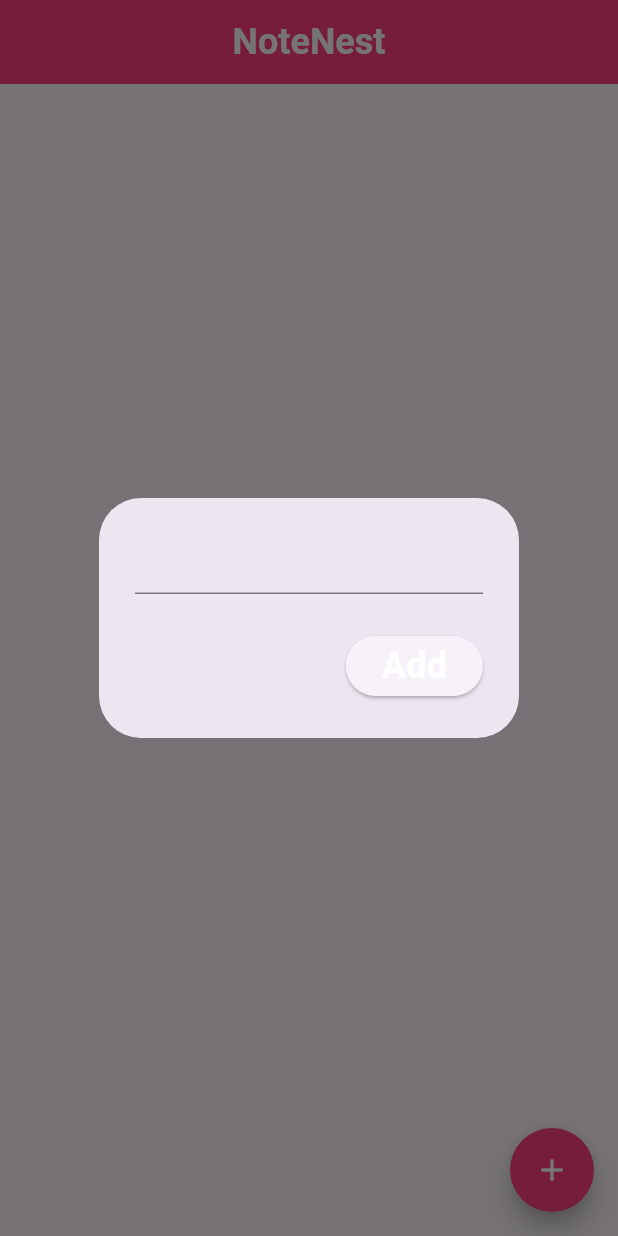
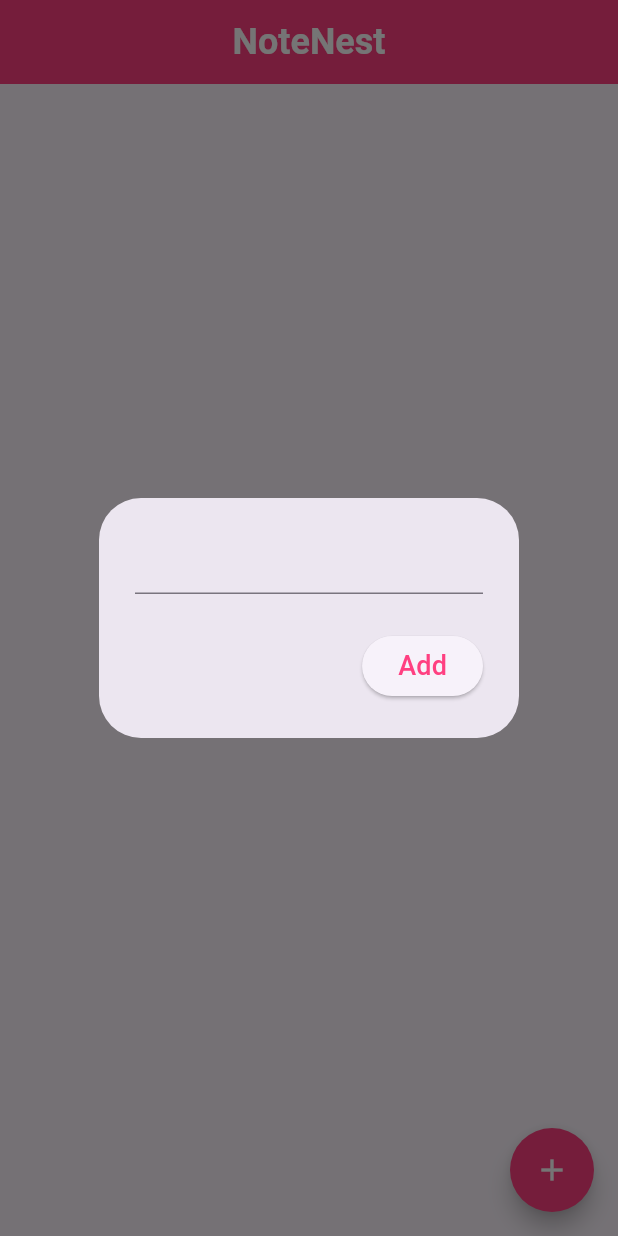
Before and after one commit to rahull0328/Flutter-CRUD, a Flutter app: the screen it shows after launch, after a tap on the "add" icon, on a phone screen of 412 x 824 dp. Run offline on Flutter 3.47's test engine with Material 3 defaults, Android fonts, the phone set to English and light mode, and no system bars; our stand-ins replace cloud_firestore, firebase_core, flutter_dotenv; accounts and stored records are empty.

Commit message:
completed CREATE operation and minor changes to UI

```diff
--- a/lib/pages/home_page.dart
+++ b/lib/pages/home_page.dart
@@ -1,3 +1,4 @@
+import 'package:crud/services/firestore.dart';
 import 'package:flutter/material.dart';
 
 class HomePage extends StatefulWidget {
@@ -8,6 +9,10 @@ class HomePage extends StatefulWidget {
 }
 
 class _HomePageState extends State<HomePage> {
+
+  //firestore
+  final FireStoreService fireStoreService = FireStoreService();
+
   //text controller
   final TextEditingController textEditingController = TextEditingController();
 
@@ -20,14 +25,20 @@ class _HomePageState extends State<HomePage> {
             actions: [
               ElevatedButton(
                 onPressed: () {
-                  //adding the note
+                  //adding the note.
+                  fireStoreService.addNote(textEditingController.text);
+
+                  // clear the text controller
+                  textEditingController.clear();
+
+                  //closing the alertBox
+                  Navigator.pop(context);
                 },
                 child: Text(
                   "Add",
                   style: TextStyle(
-                    color: Colors.white,
-                    fontSize: 24,
-                    fontWeight: FontWeight.bold,
+                    color: Colors.pinkAccent,
+                    fontSize: 18,
                   ),
                 ),
               ),
@@ -55,7 +66,7 @@ class _HomePageState extends State<HomePage> {
         onPressed: openNoteBox,
         backgroundColor: Colors.pinkAccent,
         shape: RoundedRectangleBorder(
-          borderRadius: BorderRadius.circular(30), // Adjust radius as needed
+          borderRadius: BorderRadius.circular(30),
         ),
         child: const Icon(Icons.add, color: Colors.white),
       ),
--- a/lib/services/firestore.dart
+++ b/lib/services/firestore.dart
@@ -12,6 +12,11 @@ class FireStoreService {
     });
   }
   //READ: get notes from database
+  Stream<QuerySnapshot> getNotesStream() {
+    final notesStream = notes.orderBy('timestamp', descending: true).snapshots();
+
+    return notesStream;
+  }
 
   //UPDATE: updating a note
 
```
Also changed, not shown: 1 other file.
